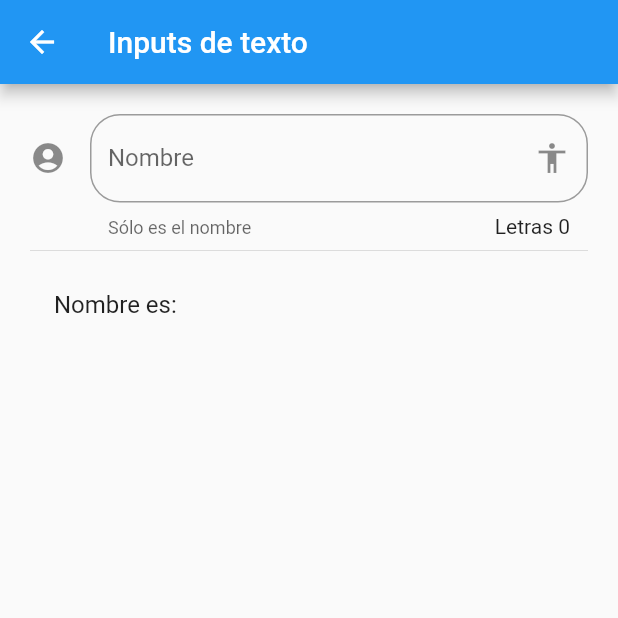
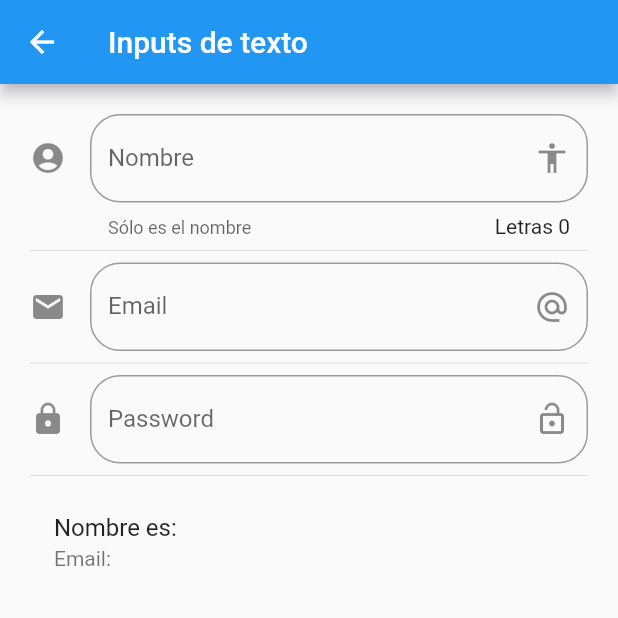
Before and after one commit to ArthurDioses/Component_Flutter_FerHe, a Flutter app: the InputPage screen opened by its route, on a phone screen of 412 x 824 dp, the top half of it. Run offline on Flutter 3.47's test engine with Material 2 defaults, Android fonts, the phone set to English and light mode, and no system bars.

Commit message:
Add new Widget for Email and Password fields

```diff
--- a/lib/src/pages/input_page.dart
+++ b/lib/src/pages/input_page.dart
@@ -7,6 +7,7 @@ class InputPage extends StatefulWidget {
 
 class _InputPageState extends State<InputPage> {
   String _nombre = '';
+  String _email = '';
   @override
   Widget build(BuildContext context) {
     return Scaffold(
@@ -15,7 +16,15 @@ class _InputPageState extends State<InputPage> {
       ),
       body: ListView(
         padding: EdgeInsets.symmetric(horizontal: 20.0, vertical: 20.0),
-        children: <Widget>[_crearInput(), Divider(), _crearPersona()],
+        children: <Widget>[
+          _crearInput(),
+          Divider(),
+          _crearEmail(),
+          Divider(),
+          _crearPassword(),
+          Divider(),
+          _crearPersona(),
+        ],
       ),
     );
   }
@@ -43,6 +52,40 @@ class _InputPageState extends State<InputPage> {
   Widget _crearPersona() {
     return ListTile(
       title: Text('Nombre es: $_nombre'),
+      subtitle: Text('Email: $_email'),
+    );
+  }
+
+  Widget _crearEmail() {
+    return TextField(
+      keyboardType: TextInputType.emailAddress,
+      textCapitalization: TextCapitalization.sentences,
+      decoration: InputDecoration(
+          border: OutlineInputBorder(borderRadius: BorderRadius.circular(20.0)),
+          //counter: Text('Letra ${_nombre.length}'),
+          hintText: 'Email',
+          labelText: 'Email',
+          //helperText: 'Solo es el nombre',
+          suffixIcon: Icon(Icons.alternate_email),
+          icon: Icon(Icons.email)),
+      onChanged: (valor) {
+        setState(() => _email = valor);
+      },
+    );
+  }
+
+  Widget _crearPassword() {
+    return TextField(
+      obscureText: true,
+      decoration: InputDecoration(
+          border: OutlineInputBorder(borderRadius: BorderRadius.circular(20.0)),
+          hintText: 'Password',
+          labelText: 'Password',
+          suffixIcon: Icon(Icons.lock_open),
+          icon: Icon(Icons.lock)),
+      onChanged: (valor) {
+        setState(() => _email = valor);
+      },
     );
   }
 }
```
